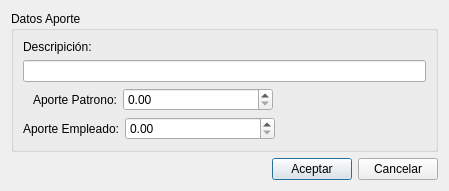
Above: aportefaovinsertdialog.ui from kendryfbo/sistema-nomina before the change. Below: the same form after it.
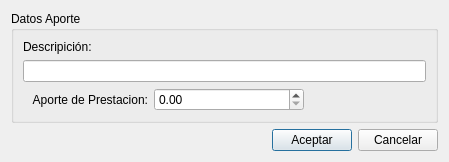
That is the form after the change.

Commit message: Correccion de Aporte faov a Aporte de Prestacion

The edit to the form file:
```diff
--- a/aportefaovinsertdialog.ui
+++ b/aportefaovinsertdialog.ui
@@ -10,7 +10,7 @@
     <x>0</x>
     <y>0</y>
     <width>449</width>
-    <height>177</height>
+    <height>157</height>
    </rect>
   </property>
   <property name="windowTitle">
@@ -79,7 +79,7 @@
         <item>
          <widget class="QLabel" name="label_22">
           <property name="text">
-           <string>   Aporte Patrono:</string>
+           <string>   Aporte de Prestacion:</string>
           </property>
           <property name="alignment">
            <set>Qt::AlignRight|Qt::AlignTrailing|Qt::AlignVCenter</set>
@@ -115,44 +115,7 @@
        </layout>
       </item>
       <item>
-       <layout class="QHBoxLayout" name="horizontalLayout_10">
-        <item>
-         <widget class="QLabel" name="label_28">
-          <property name="text">
-           <string>Aporte Empleado:</string>
-          </property>
-          <property name="alignment">
-           <set>Qt::AlignRight|Qt::AlignTrailing|Qt::AlignVCenter</set>
-          </property>
-         </widget>
-        </item>
-        <item>
-         <widget class="QDoubleSpinBox" name="aportePatronDoubleSpinBox">
-          <property name="minimumSize">
-           <size>
-            <width>150</width>
-            <height>0</height>
-           </size>
-          </property>
-          <property name="maximum">
-           <double>999999.000000000000000</double>
-          </property>
-         </widget>
-        </item>
-        <item>
-         <spacer name="horizontalSpacer_3">
-          <property name="orientation">
-           <enum>Qt::Horizontal</enum>
-          </property>
-          <property name="sizeHint" stdset="0">
-           <size>
-            <width>40</width>
-            <height>20</height>
-           </size>
-          </property>
-         </spacer>
-        </item>
-       </layout>
+       <layout class="QHBoxLayout" name="horizontalLayout_10"/>
       </item>
      </layout>
     </widget>
```
Left out of the diff: 1 changed line with no effect on the pictures. The commit also changes 6 other files.
